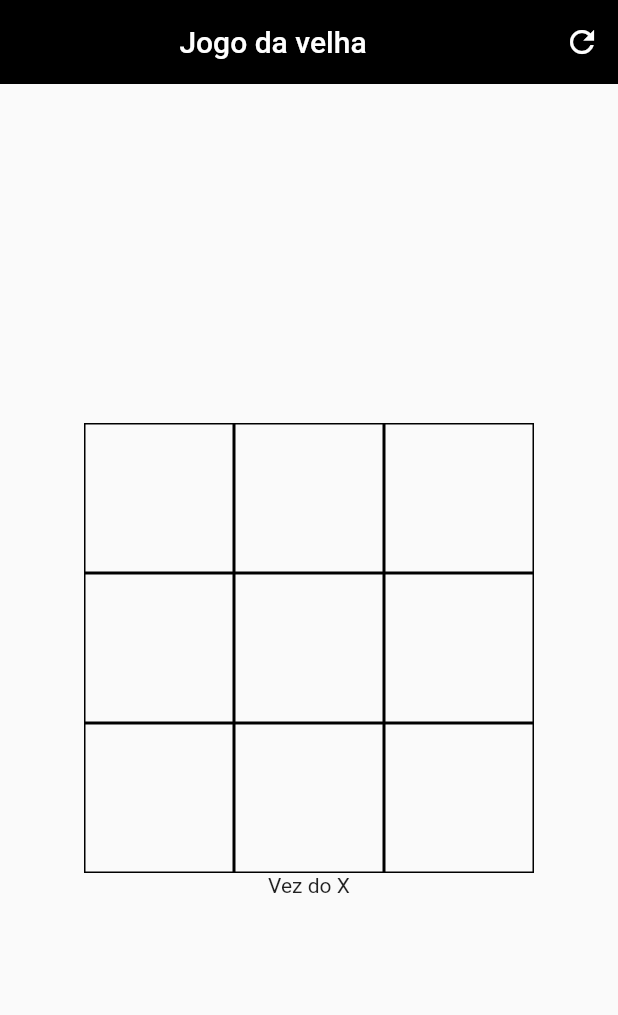
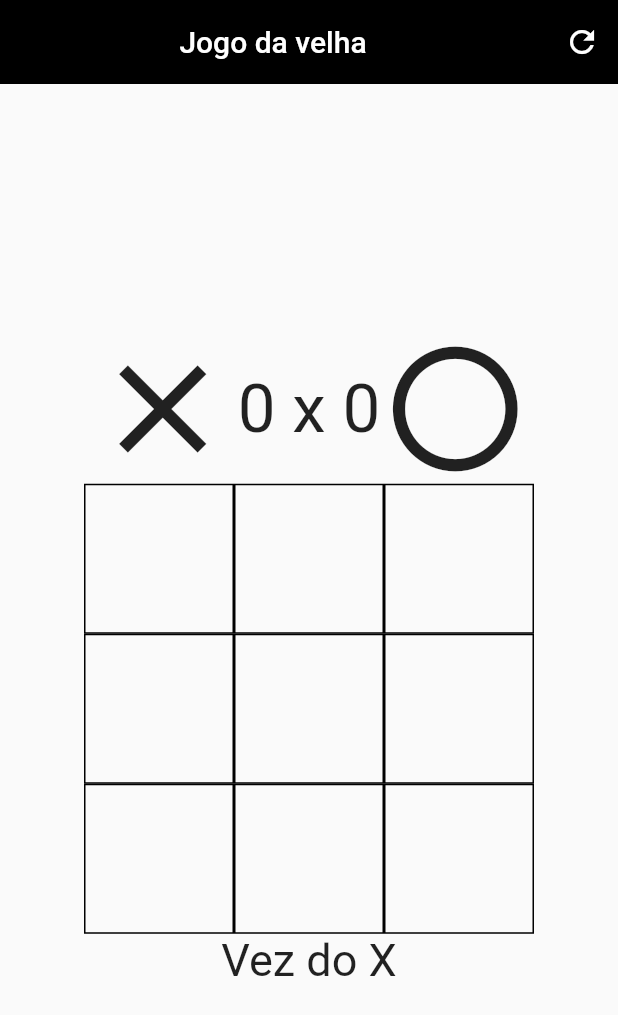
Before and after one commit to guilhermemiserski/TicTacToe-Flutter, a Flutter app: the screen it shows after launch, after a tap on the "refresh" icon, on a phone screen of 412 x 824 dp. Shown: the top 1015 px of the screen. Run offline on Flutter 3.47's test engine with Material 2 defaults, Android fonts, the phone set to English and light mode, and no system bars.

Commit message:
colocando placar

```diff
--- a/lib/home.dart
+++ b/lib/home.dart
@@ -15,6 +15,8 @@ class _MyHomePageState extends State<MyHomePage> {
   int zeroouum = 0;
   int qualQuadradoEh = 0;
   int vezesJogadas = 0;
+  int quantasVezesXGanhou = 0;
+  int quantasVezesOGanhou = 0;
 
   @override
   Widget build(BuildContext context) {
@@ -24,7 +26,11 @@ class _MyHomePageState extends State<MyHomePage> {
         backgroundColor: Colors.black,
         actions: [
           IconButton(
-              onPressed: () => _limparTabuleiro(),
+              onPressed: () {
+                _limparTabuleiro();
+                quantasVezesXGanhou = 0;
+                quantasVezesOGanhou = 0;
+              },
               icon: const Icon(Icons.refresh)),
         ],
         title: const Center(child: Text('Jogo da velha')),
@@ -32,6 +38,17 @@ class _MyHomePageState extends State<MyHomePage> {
       body: Column(
         mainAxisAlignment: MainAxisAlignment.center,
         children: <Widget>[
+          Row(
+            mainAxisAlignment: MainAxisAlignment.center,
+            children: [
+              const Icon(Icons.close, size: 100),
+              Text(
+                '$quantasVezesXGanhou x $quantasVezesOGanhou',
+                style: const TextStyle(fontSize: 45),
+              ),
+              const Icon(Icons.circle_outlined, size: 100),
+            ],
+          ),
           Row(
             mainAxisAlignment: MainAxisAlignment.center,
             crossAxisAlignment: CrossAxisAlignment.center,
@@ -248,6 +265,7 @@ class _MyHomePageState extends State<MyHomePage> {
     if (textoTela[0] == textoTela[1] &&
         textoTela[0] == textoTela[2] &&
         textoTela[0] != '') {
+      _quemGanhou();
       _showAlertDialog('Vencedor', textoTela[0], context);
       _limparTabuleiro();
       return;
@@ -256,6 +274,7 @@ class _MyHomePageState extends State<MyHomePage> {
     if (textoTela[3] == textoTela[4] &&
         textoTela[3] == textoTela[5] &&
         textoTela[3] != '') {
+      _quemGanhou();
       _showAlertDialog('Vencedor', textoTela[3], context);
       _limparTabuleiro();
       return;
@@ -264,6 +283,7 @@ class _MyHomePageState extends State<MyHomePage> {
     if (textoTela[6] == textoTela[7] &&
         textoTela[6] == textoTela[8] &&
         textoTela[6] != '') {
+      _quemGanhou();
       _showAlertDialog('Vencedor', textoTela[6], context);
       _limparTabuleiro();
       return;
@@ -272,6 +292,7 @@ class _MyHomePageState extends State<MyHomePage> {
     if (textoTela[0] == textoTela[3] &&
         textoTela[0] == textoTela[6] &&
         textoTela[0] != '') {
+      _quemGanhou();
       _showAlertDialog('Vencedor', textoTela[0], context);
       _limparTabuleiro();
       return;
@@ -280,6 +301,7 @@ class _MyHomePageState extends State<MyHomePage> {
     if (textoTela[1] == textoTela[4] &&
         textoTela[1] == textoTela[7] &&
         textoTela[1] != '') {
+      _quemGanhou();
       _showAlertDialog('Vencedor', textoTela[1], context);
       _limparTabuleiro();
       return;
@@ -288,6 +310,7 @@ class _MyHomePageState extends State<MyHomePage> {
     if (textoTela[2] == textoTela[5] &&
         textoTela[2] == textoTela[8] &&
         textoTela[2] != '') {
+      _quemGanhou();
       _showAlertDialog('Vencedor', textoTela[2], context);
       _limparTabuleiro();
       return;
@@ -296,6 +319,7 @@ class _MyHomePageState extends State<MyHomePage> {
     if (textoTela[0] == textoTela[4] &&
         textoTela[0] == textoTela[8] &&
         textoTela[0] != '') {
+      _quemGanhou();
       _showAlertDialog('Vencedor', textoTela[0], context);
       _limparTabuleiro();
       return;
@@ -304,6 +328,7 @@ class _MyHomePageState extends State<MyHomePage> {
     if (textoTela[2] == textoTela[4] &&
         textoTela[2] == textoTela[6] &&
         textoTela[2] != '') {
+      _quemGanhou();
       _showAlertDialog('Vencedor', textoTela[2], context);
       _limparTabuleiro();
       return;
@@ -324,12 +349,12 @@ class _MyHomePageState extends State<MyHomePage> {
     vezesJogadas = 0;
   }
 
-  _showAlertDialog(String s, String textoTela, context) {
+  _showAlertDialog(String s, String? textoTela, context) {
     showDialog<String>(
         context: context,
         builder: (context) => AlertDialog(
               title: Text(s),
-              content: Text(textoTela),
+              content: Text(textoTela!),
               actions: [
                 TextButton(
                   onPressed: () {
@@ -343,6 +368,18 @@ class _MyHomePageState extends State<MyHomePage> {
 
   _buildVezdequem() {
     String texto = xOro[zeroouum];
-    return Text("Vez do $texto");
+    return Text(
+      "Vez do $texto",
+      style: const TextStyle(fontSize: 30),
+    );
+  }
+
+  _quemGanhou() {
+    if (textoTela[qualQuadradoEh] == 'X') {
+      quantasVezesXGanhou++;
+    }
+    if (textoTela[qualQuadradoEh] == 'O') {
+      quantasVezesOGanhou++;
+    }
   }
 }
```
